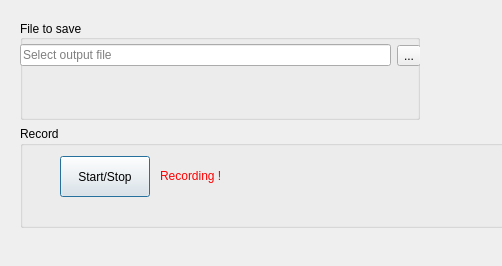
The window that Holovibes/lightui.ui (DigitalHolography/Holovibes) describes before a commit, drawn with Qt 5.
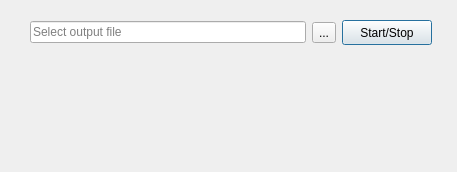
The same window after the commit. Custom widgets are drawn as their Qt base class.

Commit message: Slot and ui correctly binded

The edit to the form file:
```diff
--- a/Holovibes/lightui.ui
+++ b/Holovibes/lightui.ui
@@ -6,8 +6,8 @@
    <rect>
     <x>0</x>
     <y>0</y>
-    <width>502</width>
-    <height>266</height>
+    <width>457</width>
+    <height>172</height>
    </rect>
   </property>
   <property name="minimumSize">
@@ -25,10 +25,10 @@
   <widget class="QWidget" name="formLayoutWidget">
    <property name="geometry">
     <rect>
-     <x>20</x>
+     <x>30</x>
      <y>20</y>
-     <width>502</width>
-     <height>208</height>
+     <width>402</width>
+     <height>135</height>
     </rect>
    </property>
    <layout class="QVBoxLayout" name="verticalLayout">
@@ -42,37 +42,6 @@
      <number>0</number>
     </property>
     <item>
-     <widget class="QGroupBox" name="groupBox">
-      <property name="enabled">
-       <bool>true</bool>
-      </property>
-      <property name="minimumSize">
-       <size>
-        <width>400</width>
-        <height>100</height>
-       </size>
-      </property>
-      <property name="maximumSize">
-       <size>
-        <width>200</width>
-        <height>100</height>
-       </size>
-      </property>
-      <property name="title">
-       <string>File to save</string>
-      </property>
-      <property name="alignment">
-       <set>Qt::AlignLeading|Qt::AlignLeft|Qt::AlignVCenter</set>
-      </property>
-      <widget class="QWidget" name="layoutWidget">
-       <property name="geometry">
-        <rect>
-         <x>0</x>
-         <y>0</y>
-         <width>401</width>
-         <height>71</height>
-        </rect>
-       </property>
        <layout class="QHBoxLayout" name="outputFileSelectionLayout">
         <property name="spacing">
          <number>6</number>
@@ -103,30 +72,8 @@
           </property>
          </widget>
         </item>
-       </layout>
-      </widget>
-     </widget>
-    </item>
     <item>
-     <widget class="QGroupBox" name="groupBox_3">
-      <property name="minimumSize">
-       <size>
-        <width>240</width>
-        <height>100</height>
-       </size>
-      </property>
-      <property name="title">
-       <string>Record</string>
-      </property>
       <widget class="QPushButton" name="startButton">
-       <property name="geometry">
-        <rect>
-         <x>40</x>
-         <y>30</y>
-         <width>90</width>
-         <height>41</height>
-        </rect>
-       </property>
        <property name="minimumSize">
         <size>
          <width>90</width>
@@ -140,23 +87,8 @@
         <bool>true</bool>
        </property>
       </widget>
-      <widget class="QLabel" name="label">
-       <property name="geometry">
-        <rect>
-         <x>140</x>
-         <y>40</y>
-         <width>71</width>
-         <height>20</height>
-        </rect>
-       </property>
-       <property name="midLineWidth">
-        <number>1</number>
-       </property>
-       <property name="text">
-        <string>&lt;font color=red&gt;Recording !&lt;/font&gt;</string>
-       </property>
-      </widget>
-     </widget>
+      </item>
+     </layout>
     </item>
    </layout>
   </widget>
```
Left out of the diff: 21 changed lines with no effect on the pictures. Lines whose indentation alone changed are shown as unchanged. The commit also changes 2 other files.
